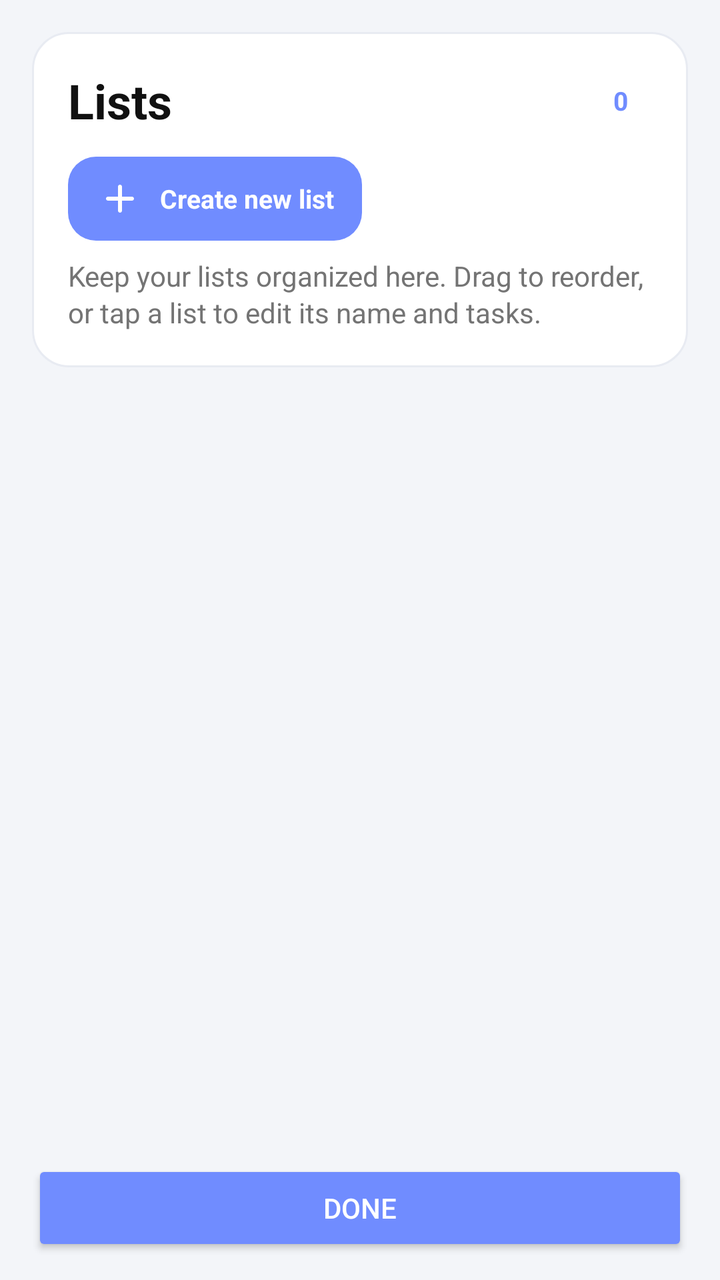
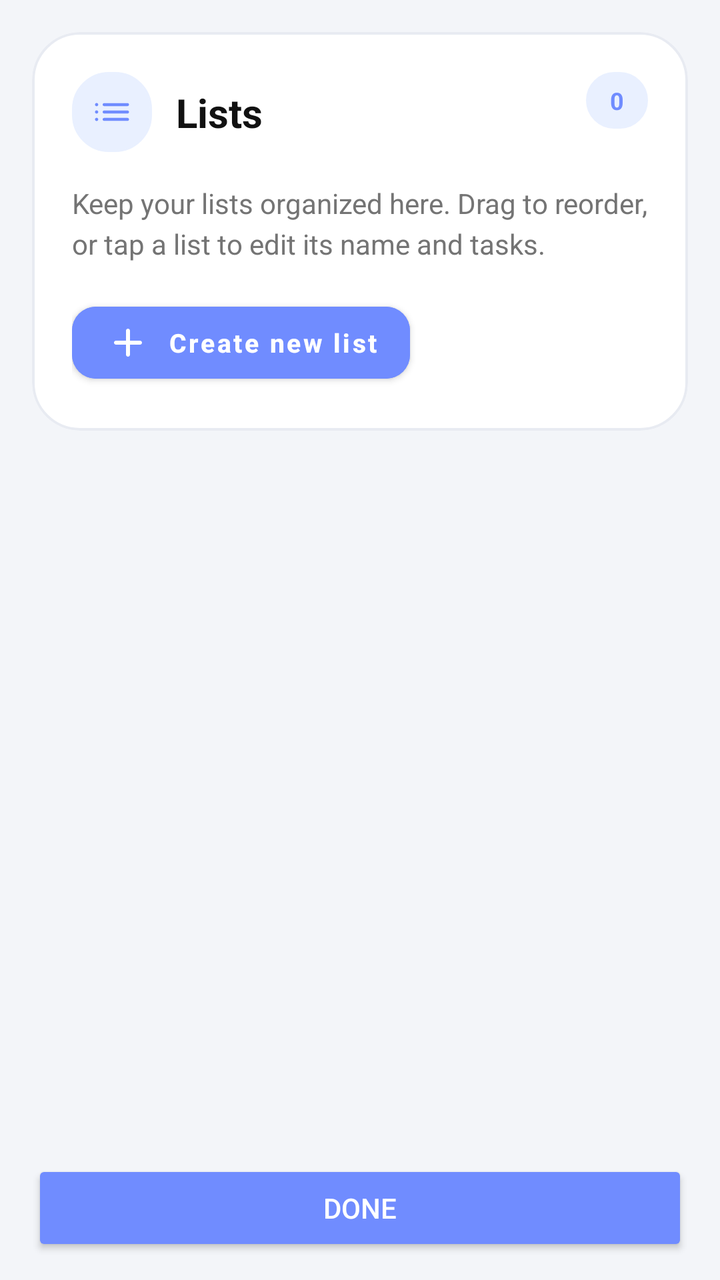

Screens rendered from an Android XML layout before and after an edit, with the pre-edit source and the edit as a unified diff.
<!-- AndroidManifest.xml: application theme Theme.GrowDaily -->
<!-- res/layout/fragment_manage_list.xml -->
<?xml version="1.0" encoding="utf-8"?>
<androidx.constraintlayout.widget.ConstraintLayout xmlns:android="http://schemas.android.com/apk/res/android"
    xmlns:app="http://schemas.android.com/apk/res-auto"
    android:layout_width="match_parent"
    android:layout_height="match_parent"
    android:background="@color/task_screen_bg"
    android:paddingHorizontal="16dp"
    android:paddingTop="16dp"
    android:paddingBottom="12dp">

    <LinearLayout
        android:id="@+id/headerCard"
        android:layout_width="0dp"
        android:layout_height="wrap_content"
        android:background="@drawable/task_fragment_card"
        android:orientation="vertical"
        android:padding="18dp"
        app:layout_constraintEnd_toEndOf="parent"
        app:layout_constraintStart_toStartOf="parent"
        app:layout_constraintTop_toTopOf="parent">

        <LinearLayout
            android:layout_width="match_parent"
            android:layout_height="wrap_content"
            android:gravity="center_vertical"
            android:orientation="horizontal">

            <TextView
                android:id="@+id/txtTitle"
                android:layout_width="0dp"
                android:layout_height="wrap_content"
                android:layout_weight="1"
                android:text="Lists"
                android:textColor="@color/task_text_primary"
                android:textSize="24sp"
                android:textStyle="bold" />

            <TextView
                android:id="@+id/txtCount"
                android:layout_width="wrap_content"
                android:layout_height="wrap_content"
                android:backgroundTint="@color/task_filter_selected_bg"
                android:paddingHorizontal="12dp"
                android:paddingVertical="6dp"
                android:text="0"
                android:textColor="@color/brand_blue"
                android:textSize="13sp"
                android:textStyle="bold" />
        </LinearLayout>

        <TextView
            android:id="@+id/btnAddList"
            android:layout_width="wrap_content"
            android:layout_height="wrap_content"
            android:layout_marginTop="12dp"
            android:background="@drawable/bg_manage_list_action"
            android:clickable="true"
            android:drawablePadding="8dp"
            android:focusable="true"
            android:gravity="center_vertical"
            android:minHeight="40dp"
            android:paddingHorizontal="14dp"
            android:paddingVertical="9dp"
            android:text="Create new list"
            android:textColor="@android:color/white"
            android:textSize="13sp"
            android:textStyle="bold"
            app:drawableStartCompat="@drawable/ic_add"
            app:drawableTint="@android:color/white" />

        <TextView
            android:layout_width="match_parent"
            android:layout_height="wrap_content"
            android:layout_marginTop="8dp"
            android:lineSpacingExtra="2dp"
            android:text="Keep your lists organized here. Drag to reorder, or tap a list to edit its name and tasks."
            android:textColor="@color/task_text_secondary"
            android:textSize="14sp" />
    </LinearLayout>

    <LinearLayout
        android:id="@+id/emptyStateContainer"
        android:layout_width="0dp"
        android:layout_height="wrap_content"
        android:gravity="center"
        android:orientation="vertical"
        android:paddingHorizontal="32dp"
        android:visibility="gone"
        app:layout_constraintBottom_toTopOf="@id/btnClose"
        app:layout_constraintEnd_toEndOf="parent"
        app:layout_constraintStart_toStartOf="parent"
        app:layout_constraintTop_toBottomOf="@id/headerCard">

        <ImageView
            android:layout_width="match_parent"
            android:layout_height="150dp"
            android:layout_marginBottom="10dp"
            android:scaleType="fitCenter"
            android:src="@drawable/thinking_mode" />

        <TextView
            android:id="@+id/txtEmptyState"
            android:layout_width="match_parent"
            android:layout_height="wrap_content"
            android:gravity="center"
            android:text="No lists yet.\nCreate your first list here, then come back to reorder everything."
            android:textColor="@color/task_text_secondary"
            android:textSize="15sp" />
    </LinearLayout>

    <androidx.recyclerview.widget.RecyclerView
        android:id="@+id/RvCondition"
        android:layout_width="0dp"
        android:layout_height="0dp"
        android:clipToPadding="false"
        android:paddingTop="14dp"
        android:paddingBottom="8dp"
        app:layout_constraintBottom_toTopOf="@id/btnClose"
        app:layout_constraintEnd_toEndOf="parent"
        app:layout_constraintStart_toStartOf="parent"
        app:layout_constraintTop_toBottomOf="@id/headerCard" />

    <Button
        android:id="@+id/btnClose"
        android:layout_width="0dp"
        android:layout_height="wrap_content"
        android:layout_marginTop="12dp"
        android:backgroundTint="@color/category_dark_blue"
        android:text="Done"
        android:textColor="@android:color/white"
        app:layout_constraintBottom_toBottomOf="parent"
        app:layout_constraintEnd_toEndOf="parent"
        app:layout_constraintStart_toStartOf="parent" />

</androidx.constraintlayout.widget.ConstraintLayout>
<!-- resources referenced by this layout -->
<resources>
  <color name="category_dark_blue">@color/brand_blue</color>
  <!-- drawable bg_manage_list_action (drawable) -->
  <?xml version="1.0" encoding="utf-8"?>
  <shape xmlns:android="http://schemas.android.com/apk/res/android"
      android:shape="rectangle">
      <solid android:color="@color/brand_blue" />
      <corners android:radius="14dp" />
  </shape>
  <!-- drawable task_fragment_card (drawable) -->
  <?xml version="1.0" encoding="utf-8"?>
  <shape xmlns:android="http://schemas.android.com/apk/res/android" android:shape="rectangle">
      <solid android:color="@color/task_card_surface"/>
      <corners android:radius="18dp"/>
      <stroke
          android:width="1dp"
          android:color="@color/task_card_stroke" />
  </shape>
  <!-- unchanged entries left out for length: 13 -->
</resources>

<!-- the commit's change to res/layout/fragment_manage_list.xml (unified diff, before → after) -->
@@ -8,75 +8,78 @@
     android:paddingTop="16dp"
     android:paddingBottom="12dp">
 
-    <LinearLayout
+    <com.google.android.material.card.MaterialCardView
         android:id="@+id/headerCard"
-        android:layout_width="0dp"
-        android:layout_height="wrap_content"
-        android:background="@drawable/task_fragment_card"
-        android:orientation="vertical"
-        android:padding="18dp"
+        style="@style/GrowDailyHeaderCard"
         app:layout_constraintEnd_toEndOf="parent"
         app:layout_constraintStart_toStartOf="parent"
         app:layout_constraintTop_toTopOf="parent">
 
-        <LinearLayout
+        <androidx.constraintlayout.widget.ConstraintLayout
             android:layout_width="match_parent"
             android:layout_height="wrap_content"
-            android:gravity="center_vertical"
-            android:orientation="horizontal">
+            android:padding="20dp">
+
+            <View
+                android:id="@+id/iconBg"
+                android:layout_width="40dp"
+                android:layout_height="40dp"
+                android:background="@drawable/task_filter_chip"
+                android:backgroundTint="@color/task_filter_selected_bg"
+                app:layout_constraintStart_toStartOf="parent"
+                app:layout_constraintTop_toTopOf="parent" />
+
+            <ImageView
+                android:id="@+id/ivTitleIcon"
+                android:layout_width="24dp"
+                android:layout_height="24dp"
+                android:contentDescription="@string/none"
+                android:src="@drawable/ic_list"
+                app:layout_constraintBottom_toBottomOf="@id/iconBg"
+                app:layout_constraintEnd_toEndOf="@id/iconBg"
+                app:layout_constraintStart_toStartOf="@id/iconBg"
+                app:layout_constraintTop_toTopOf="@id/iconBg"
+                app:tint="@color/brand_blue" />
 
             <TextView
                 android:id="@+id/txtTitle"
-                android:layout_width="0dp"
-                android:layout_height="wrap_content"
-                android:layout_weight="1"
+                style="@style/ManageListTitle"
+                android:layout_marginStart="12dp"
                 android:text="Lists"
-                android:textColor="@color/task_text_primary"
-                android:textSize="24sp"
-                android:textStyle="bold" />
+                app:layout_constraintBottom_toBottomOf="@id/iconBg"
+                app:layout_constraintStart_toEndOf="@id/iconBg"
+                app:layout_constraintTop_toTopOf="@id/iconBg" />
 
             <TextView
                 android:id="@+id/txtCount"
-                android:layout_width="wrap_content"
+                style="@style/ManageListCountChip"
+                android:text="0"
+                app:layout_constraintEnd_toEndOf="parent"
+                app:layout_constraintTop_toTopOf="parent" />
+
+            <TextView
+                android:id="@+id/txtDescription"
+                style="@style/SectionHeaderSubtitle"
+                android:layout_width="0dp"
                 android:layout_height="wrap_content"
-                android:backgroundTint="@color/task_filter_selected_bg"
-                android:paddingHorizontal="12dp"
-                android:paddingVertical="6dp"
-                android:text="0"
-                android:textColor="@color/brand_blue"
-                android:textSize="13sp"
-                android:textStyle="bold" />
-        </LinearLayout>
+                android:layout_marginTop="16dp"
+                android:text="Keep your lists organized here. Drag to reorder, or tap a list to edit its name and tasks."
+                app:layout_constraintEnd_toEndOf="parent"
+                app:layout_constraintStart_toStartOf="parent"
+                app:layout_constraintTop_toBottomOf="@id/iconBg" />
 
-        <TextView
-            android:id="@+id/btnAddList"
-            android:layout_width="wrap_content"
-            android:layout_height="wrap_content"
-            android:layout_marginTop="12dp"
-            android:background="@drawable/bg_manage_list_action"
-            android:clickable="true"
-            android:drawablePadding="8dp"
-            android:focusable="true"
-            android:gravity="center_vertical"
-            android:minHeight="40dp"
-            android:paddingHorizontal="14dp"
-            android:paddingVertical="9dp"
-            android:text="Create new list"
-            android:textColor="@android:color/white"
-            android:textSize="13sp"
-            android:textStyle="bold"
-            app:drawableStartCompat="@drawable/ic_add"
-            app:drawableTint="@android:color/white" />
+            <com.google.android.material.button.MaterialButton
+                android:id="@+id/btnAddList"
+                style="@style/ManageListAddButton"
+                android:backgroundTint="@color/brand_blue"
+                android:text="Create new list"
+                app:icon="@drawable/ic_add"
+                app:layout_constraintBottom_toBottomOf="parent"
+                app:layout_constraintStart_toStartOf="parent"
+                app:layout_constraintTop_toBottomOf="@id/txtDescription" />
 
-        <TextView
-            android:layout_width="match_parent"
-            android:layout_height="wrap_content"
-            android:layout_marginTop="8dp"
-            android:lineSpacingExtra="2dp"
-            android:text="Keep your lists organized here. Drag to reorder, or tap a list to edit its name and tasks."
-            android:textColor="@color/task_text_secondary"
-            android:textSize="14sp" />
-    </LinearLayout>
+        </androidx.constraintlayout.widget.ConstraintLayout>
+    </com.google.android.material.card.MaterialCardView>
 
     <LinearLayout
         android:id="@+id/emptyStateContainer"
@@ -86,26 +89,17 @@
         android:orientation="vertical"
         android:paddingHorizontal="32dp"
         android:visibility="gone"
-        app:layout_constraintBottom_toTopOf="@id/btnClose"
+        app:layout_constraintBottom_toTopOf="@id/buttonSave"
         app:layout_constraintEnd_toEndOf="parent"
         app:layout_constraintStart_toStartOf="parent"
         app:layout_constraintTop_toBottomOf="@id/headerCard">
 
-        <ImageView
-            android:layout_width="match_parent"
-            android:layout_height="150dp"
-            android:layout_marginBottom="10dp"
-            android:scaleType="fitCenter"
-            android:src="@drawable/thinking_mode" />
+        <ImageView style="@style/ManageListEmptyIllustration" />
 
         <TextView
             android:id="@+id/txtEmptyState"
-            android:layout_width="match_parent"
-            android:layout_height="wrap_content"
-            android:gravity="center"
-            android:text="No lists yet.\nCreate your first list here, then come back to reorder everything."
-            android:textColor="@color/task_text_secondary"
-            android:textSize="15sp" />
+            style="@style/ManageListEmptySubtitle"
+            android:text="No lists yet.\nCreate your first list here, then come back to reorder everything." />
     </LinearLayout>
 
     <androidx.recyclerview.widget.RecyclerView
@@ -115,19 +109,15 @@
         android:clipToPadding="false"
         android:paddingTop="14dp"
         android:paddingBottom="8dp"
-        app:layout_constraintBottom_toTopOf="@id/btnClose"
+        app:layout_constraintBottom_toTopOf="@id/buttonSave"
         app:layout_constraintEnd_toEndOf="parent"
         app:layout_constraintStart_toStartOf="parent"
         app:layout_constraintTop_toBottomOf="@id/headerCard" />
 
     <Button
-        android:id="@+id/btnClose"
-        android:layout_width="0dp"
-        android:layout_height="wrap_content"
-        android:layout_marginTop="12dp"
-        android:backgroundTint="@color/category_dark_blue"
+        android:id="@+id/buttonSave"
+        style="@style/PrimaryActionButton"
         android:text="Done"
-        android:textColor="@android:color/white"
         app:layout_constraintBottom_toBottomOf="parent"
         app:layout_constraintEnd_toEndOf="parent"
         app:layout_constraintStart_toStartOf="parent" />
<!-- resource entries referenced after the edit -->
@@ -1,22 +1,86 @@
 <!-- resources referenced by this layout -->
 <resources>
-  <color name="category_dark_blue">@color/brand_blue</color>
-  <!-- drawable bg_manage_list_action (drawable) -->
-  <?xml version="1.0" encoding="utf-8"?>
-  <shape xmlns:android="http://schemas.android.com/apk/res/android"
-      android:shape="rectangle">
-      <solid android:color="@color/brand_blue" />
-      <corners android:radius="14dp" />
-  </shape>
-  <!-- drawable task_fragment_card (drawable) -->
+  <!-- drawable ic_list (drawable) -->
+  <vector xmlns:android="http://schemas.android.com/apk/res/android" android:width="24dp" android:height="24dp" android:viewportWidth="960" android:viewportHeight="960" android:tint="?attr/colorControlNormal" android:autoMirrored="true">
+      <path android:fillColor="@android:color/white" android:pathData="M323.08,362.31Q310.33,362.31 301.7,353.68Q293.08,345.05 293.08,332.3Q293.08,319.54 301.7,310.92Q310.33,302.31 323.08,302.31L790,302.31Q802.75,302.31 811.37,310.94Q820,319.57 820,332.32Q820,345.08 811.37,353.69Q802.75,362.31 790,362.31L323.08,362.31ZM323.08,510Q310.33,510 301.7,501.37Q293.08,492.74 293.08,479.99Q293.08,467.23 301.7,458.62Q310.33,450 323.08,450L790,450Q802.75,450 811.37,458.63Q820,467.26 820,480.01Q820,492.77 811.37,501.38Q802.75,510 790,510L323.08,510ZM323.08,657.69Q310.33,657.69 301.7,649.06Q293.08,640.43 293.08,627.68Q293.08,614.92 301.7,606.31Q310.33,597.69 323.08,597.69L790,597.69Q802.75,597.69 811.37,606.32Q820,614.95 820,627.7Q820,640.46 811.37,649.08Q802.75,657.69 790,657.69L323.08,657.69ZM172.31,364.62Q158.58,364.62 149.29,355.22Q140,345.82 140,331.92Q140,318.36 149.29,309.18Q158.58,300 172.31,300Q186.04,300 195.33,309.18Q204.62,318.36 204.62,331.92Q204.62,345.82 195.33,355.22Q186.04,364.62 172.31,364.62ZM172.31,511.92Q158.58,511.92 149.29,502.74Q140,493.57 140,480Q140,465.69 149.29,456.5Q158.58,447.31 172.31,447.31Q186.04,447.31 195.33,456.5Q204.62,465.69 204.62,480Q204.62,493.57 195.33,502.74Q186.04,511.92 172.31,511.92ZM172.31,660Q158.58,660 149.29,650.6Q140,641.2 140,627.31Q140,613.74 149.29,604.56Q158.58,595.38 172.31,595.38Q186.04,595.38 195.33,604.56Q204.62,613.74 204.62,627.31Q204.62,641.2 195.33,650.6Q186.04,660 172.31,660Z"/>
+  </vector>
+  <!-- drawable task_filter_chip (drawable) -->
   <?xml version="1.0" encoding="utf-8"?>
   <shape xmlns:android="http://schemas.android.com/apk/res/android" android:shape="rectangle">
-      <solid android:color="@color/task_card_surface"/>
+      <solid android:color="@color/task_chip_surface"/>
       <corners android:radius="18dp"/>
       <stroke
           android:width="1dp"
-          android:color="@color/task_card_stroke" />
+          android:color="@color/task_chip_stroke" />
   </shape>
+  <string name="none">none</string>
+  <style name="GrowDailyHeaderCard">
+          <item name="android:layout_width">0dp</item>
+          <item name="android:layout_height">wrap_content</item>
+          <item name="cardBackgroundColor">@color/task_card_surface</item>
+          <item name="cardCornerRadius">24dp</item>
+          <item name="cardElevation">0dp</item>
+          <item name="strokeColor">@color/task_card_stroke</item>
+          <item name="strokeWidth">1.2dp</item>
+      </style>
+  <style name="ManageListAddButton">
+          <item name="android:layout_width">wrap_content</item>
+          <item name="android:layout_height">wrap_content</item>
+          <item name="android:layout_marginTop">16dp</item>
+          <item name="android:textAllCaps">false</item>
+          <item name="android:textColor">@android:color/white</item>
+          <item name="android:textSize">13sp</item>
+          <item name="android:textStyle">bold</item>
+          <item name="cornerRadius">12dp</item>
+          <item name="iconPadding">8dp</item>
+          <item name="iconTint">@android:color/white</item>
+      </style>
+  <style name="ManageListCountChip">
+          <item name="android:layout_width">wrap_content</item>
+          <item name="android:layout_height">wrap_content</item>
+          <item name="android:background">@drawable/task_filter_chip</item>
+          <item name="android:backgroundTint">@color/task_filter_selected_bg</item>
+          <item name="android:paddingHorizontal">12dp</item>
+          <item name="android:paddingVertical">6dp</item>
+          <item name="android:textColor">@color/brand_blue</item>
+          <item name="android:textSize">12sp</item>
+          <item name="android:textStyle">bold</item>
+      </style>
+  <style name="ManageListEmptyIllustration">
+          <item name="android:layout_width">match_parent</item>
+          <item name="android:layout_height">150dp</item>
+          <item name="android:layout_marginBottom">10dp</item>
+          <item name="android:scaleType">fitCenter</item>
+          <item name="android:src">@drawable/thinking_mode</item>
+      </style>
+  <style name="ManageListEmptySubtitle">
+          <item name="android:layout_width">match_parent</item>
+          <item name="android:layout_height">wrap_content</item>
+          <item name="android:gravity">center</item>
+          <item name="android:textColor">@color/task_text_secondary</item>
+          <item name="android:textSize">15sp</item>
+      </style>
+  <style name="ManageListTitle">
+          <item name="android:layout_width">wrap_content</item>
+          <item name="android:layout_height">wrap_content</item>
+          <item name="android:textColor">@color/task_text_primary</item>
+          <item name="android:textSize">20sp</item>
+          <item name="android:textStyle">bold</item>
+      </style>
+  <style name="PrimaryActionButton">
+          <item name="android:layout_width">0dp</item>
+          <item name="android:layout_height">wrap_content</item>
+          <item name="android:layout_marginTop">12dp</item>
+          <item name="android:textColor">@android:color/white</item>
+          <item name="backgroundTint">@color/brand_blue</item>
+      </style>
+  <style name="SectionHeaderSubtitle">
+          <item name="android:textSize">14sp</item>
+          <item name="android:textColor">@color/task_text_secondary</item>
+          <item name="android:lineSpacingExtra">4dp</item>
+      </style>
+  <color name="task_chip_surface">#FFFFFF</color>
+  <color name="task_chip_stroke">#E8EBF2</color>
   <!-- unchanged entries left out for length: 13 -->
 </resources>
 
